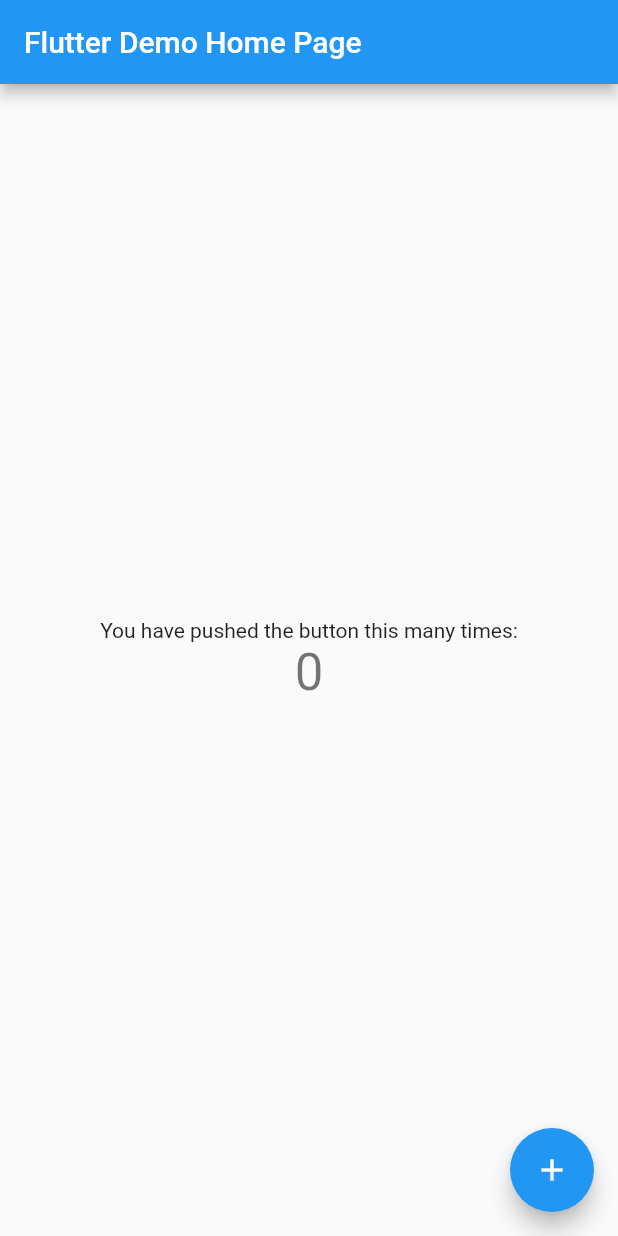
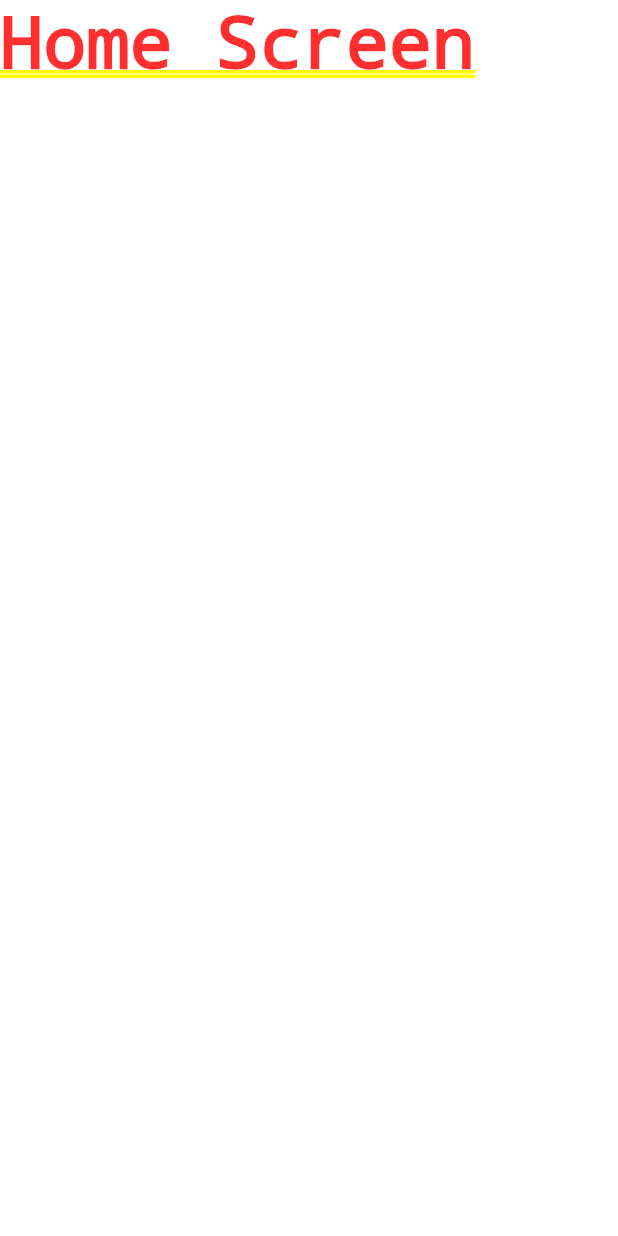
Before and after one commit to bofomiso/CSCI567-S20-FinalProject, a Flutter app: the screen it shows after launch, on a phone screen of 412 x 824 dp. Run offline on Flutter 3.47's test engine with Material 2 defaults, Android fonts, the phone set to English and light mode, and no system bars.

Commit message:
basic layout setup

```diff
--- a/dogapp/lib/main.dart
+++ b/dogapp/lib/main.dart
@@ -1,3 +1,4 @@
+import 'package:dogapp/screens/direction.dart';
 import 'package:flutter/material.dart';
 
 void main() => runApp(MyApp());
@@ -7,105 +8,7 @@ class MyApp extends StatelessWidget {
   @override
   Widget build(BuildContext context) {
     return MaterialApp(
-      title: 'Flutter Demo',
-      theme: ThemeData(
-        // This is the theme of your application.
-        //
-        // Try running your application with "flutter run". You'll see the
-        // application has a blue toolbar. Then, without quitting the app, try
-        // changing the primarySwatch below to Colors.green and then invoke
-        // "hot reload" (press "r" in the console where you ran "flutter run",
-        // or simply save your changes to "hot reload" in a Flutter IDE).
-        // Notice that the counter didn't reset back to zero; the application
-        // is not restarted.
-        primarySwatch: Colors.blue,
-      ),
-      home: MyHomePage(title: 'Flutter Demo Home Page'),
+      home: Direction(),
     );
   }
 }
-
-class MyHomePage extends StatefulWidget {
-  MyHomePage({Key key, this.title}) : super(key: key);
-
-  // This widget is the home page of your application. It is stateful, meaning
-  // that it has a State object (defined below) that contains fields that affect
-  // how it looks.
-
-  // This class is the configuration for the state. It holds the values (in this
-  // case the title) provided by the parent (in this case the App widget) and
-  // used by the build method of the State. Fields in a Widget subclass are
-  // always marked "final".
-
-  final String title;
-
-  @override
-  _MyHomePageState createState() => _MyHomePageState();
-}
-
-class _MyHomePageState extends State<MyHomePage> {
-  int _counter = 0;
-
-  void _incrementCounter() {
-    setState(() {
-      // This call to setState tells the Flutter framework that something has
-      // changed in this State, which causes it to rerun the build method below
-      // so that the display can reflect the updated values. If we changed
-      // _counter without calling setState(), then the build method would not be
-      // called again, and so nothing would appear to happen.
-      _counter++;
-    });
-  }
-
-  @override
-  Widget build(BuildContext context) {
-    // This method is rerun every time setState is called, for instance as done
-    // by the _incrementCounter method above.
-    //
-    // The Flutter framework has been optimized to make rerunning build methods
-    // fast, so that you can just rebuild anything that needs updating rather
-    // than having to individually change instances of widgets.
-    return Scaffold(
-      appBar: AppBar(
-        // Here we take the value from the MyHomePage object that was created by
-        // the App.build method, and use it to set our appbar title.
-        title: Text(widget.title),
-      ),
-      body: Center(
-        // Center is a layout widget. It takes a single child and positions it
-        // in the middle of the parent.
-        child: Column(
-          // Column is also a layout widget. It takes a list of children and
-          // arranges them vertically. By default, it sizes itself to fit its
-          // children horizontally, and tries to be as tall as its parent.
-          //
-          // Invoke "debug painting" (press "p" in the console, choose the
-          // "Toggle Debug Paint" action from the Flutter Inspector in Android
-          // Studio, or the "Toggle Debug Paint" command in Visual Studio Code)
-          // to see the wireframe for each widget.
-          //
-          // Column has various properties to control how it sizes itself and
-          // how it positions its children. Here we use mainAxisAlignment to
-          // center the children vertically; the main axis here is the vertical
-          // axis because Columns are vertical (the cross axis would be
-          // horizontal).
-          mainAxisAlignment: MainAxisAlignment.center,
-          children: <Widget>[
-            Text(
-              'You have pushed the button this many times:',
-            ),
-            Text(
-              '$_counter',
-              style: Theme.of(context).textTheme.display1,
-            ),
-          ],
-        ),
-      ),
-      floatingActionButton: FloatingActionButton(
-        onPressed: _incrementCounter,
-        tooltip: 'Increment',
-        child: Icon(Icons.add),
-      ), // This trailing comma makes auto-formatting nicer for build methods.
-    );
-  }
-}
--- /dev/null
+++ b/dogapp/lib/screens/direction.dart
@@ -0,0 +1,10 @@
+import 'package:dogapp/screens/home/home.dart';
+import 'package:flutter/material.dart';
+
+class Direction extends StatelessWidget {
+  @override
+  Widget build(BuildContext context) {
+    //screen that is going to direct the user if they are logged in or not
+    return Home();
+  }
+}
--- /dev/null
+++ b/dogapp/lib/screens/home/home.dart
@@ -0,0 +1,10 @@
+import 'package:flutter/material.dart';
+
+class Home extends StatelessWidget {
+  @override
+  Widget build(BuildContext context) {
+    return Container(
+      child: Text('Home Screen'),
+    );
+  }
+}
--- /dev/null
+++ b/dogapp/lib/screens/register/register.dart
@@ -0,0 +1,15 @@
+import 'package:flutter/material.dart';
+
+class Register extends StatefulWidget {
+  @override
+  _RegisterState createState() => _RegisterState();
+}
+
+class _RegisterState extends State<Register> {
+  @override
+  Widget build(BuildContext context) {
+    return Container(
+      child: Text('Register Screen'),
+    );
+  }
+}
```
